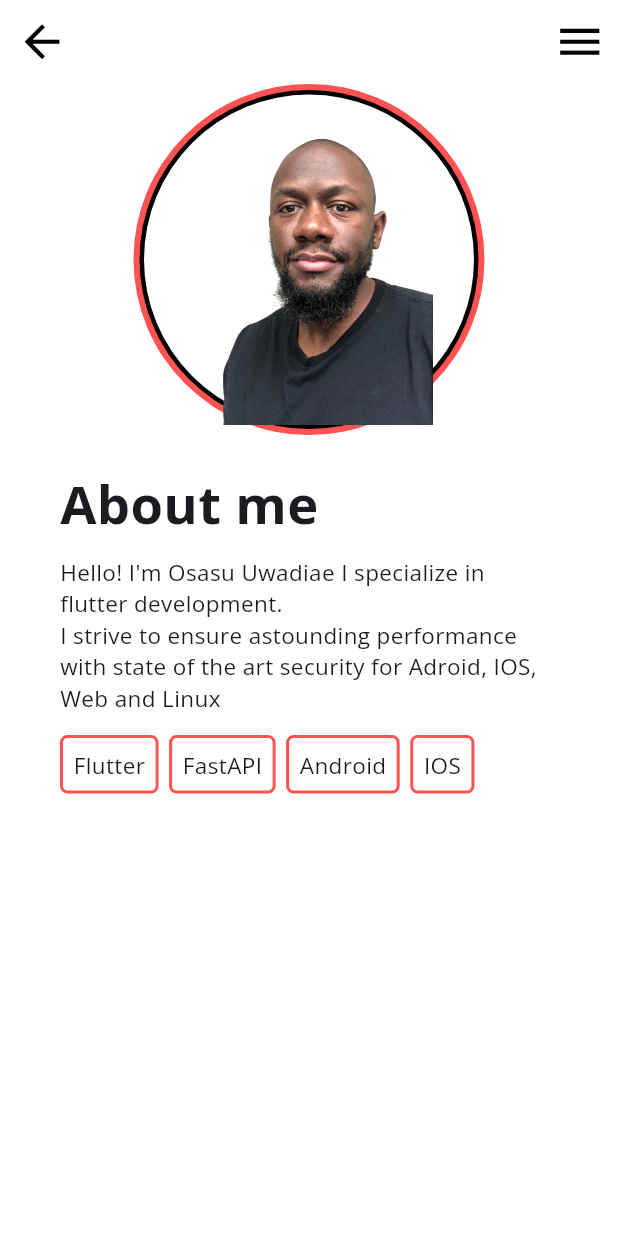
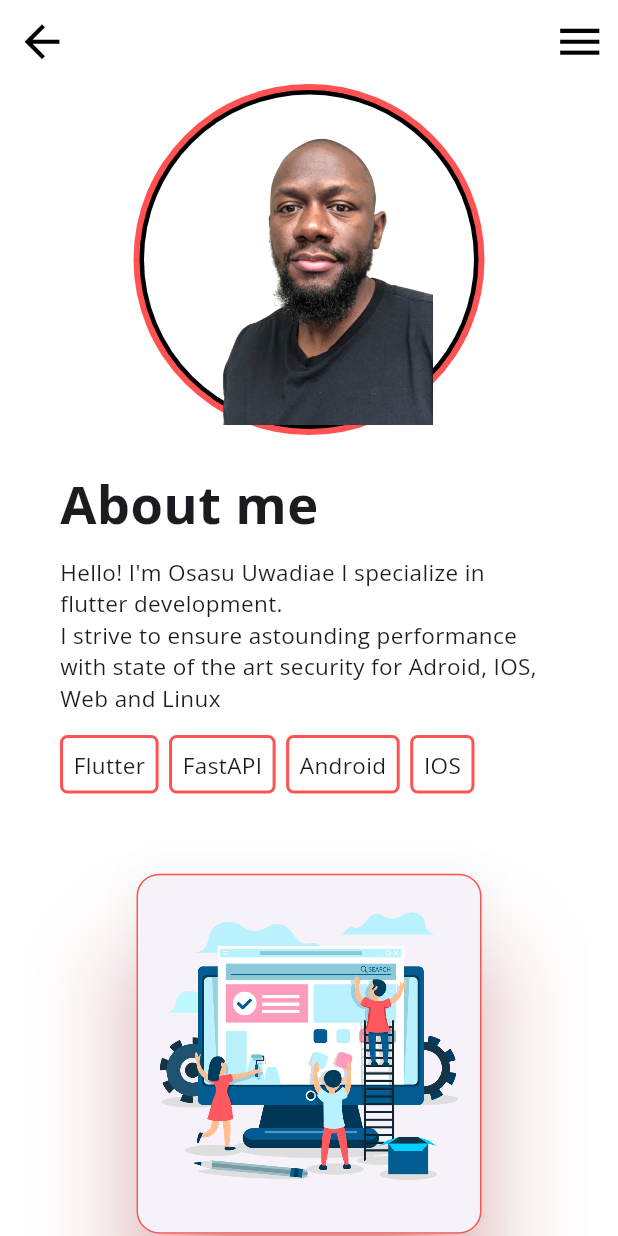
Before and after one commit to emmanueluwa/fulodev, a Flutter app: the AboutMobile screen opened directly, on a phone screen of 412 x 824 dp. Run offline on Flutter 3.47's test engine with Material 3 defaults, Android fonts, the phone set to English and light mode, and no system bars; our stand-ins replace flutter_svg, google_fonts, url_strategy.

Commit message:
completing about mobile section

```diff
--- a/lib/components.dart
+++ b/lib/components.dart
@@ -174,7 +174,7 @@ class AnimatedCard extends StatefulWidget {
   const AnimatedCard({
     super.key,
     @required this.imagePath,
-    @required this.text,
+    this.text,
     this.fit,
     this.reverse,
     this.height,
@@ -227,7 +227,9 @@ class _AnimatedCardState extends State<AnimatedCard>
                 filterQuality: FilterQuality.high,
               ),
               SizedBox(height: 10.0),
-              SansBold(widget.text, 15.0),
+              widget.text != null
+                  ? SansBold(widget.text, 15.0)
+                  : const SizedBox(),
             ],
           ),
         ),
--- a/lib/mobile/about_mobile.dart
+++ b/lib/mobile/about_mobile.dart
@@ -155,6 +155,58 @@ class _AboutMobileState extends State<AboutMobile> {
                 ),
               ),
               SizedBox(height: 40.0),
+
+              //web development section, second section
+              const Column(
+                crossAxisAlignment: CrossAxisAlignment.center,
+                children: [
+                  AnimatedCard(imagePath: "assets/webL.png", width: 200.0),
+                  SizedBox(height: 30.0),
+                  SansBold("Web development", 20.0),
+                  SizedBox(height: 10.0),
+                ],
+              ),
+              Sans(
+                "I'm here to build your presence online with state of the art web apps.",
+                15.0,
+              ),
+
+              // app development, third section
+              Column(
+                crossAxisAlignment: CrossAxisAlignment.center,
+                children: [
+                  SizedBox(height: 20.0),
+                  AnimatedCard(
+                    imagePath: "assets/app.png",
+                    width: 200.0,
+                    reverse: true,
+                  ),
+                  SizedBox(height: 30.0),
+                  SansBold("App development", 20.0),
+                  SizedBox(height: 10.0),
+                ],
+              ),
+              Sans(
+                "Do you need a high-performance, responsive and beautiful app? Don't worry, I've got you covered.",
+                15.0,
+              ),
+
+              //backend development, fourth section
+              Column(
+                crossAxisAlignment: CrossAxisAlignment.center,
+                children: [
+                  SizedBox(height: 20.0),
+                  AnimatedCard(imagePath: "assets/python.png", width: 200.0),
+                  SizedBox(height: 30.0),
+                  SansBold("Backend development", 20.0),
+                  SizedBox(height: 10.0),
+                ],
+              ),
+              Sans(
+                "Do you need a scalable and secure backend? Let's have a conversation about how I can help you with that.",
+                15.0,
+              ),
+              SizedBox(height: 20.0),
             ],
           ),
         ),
```
